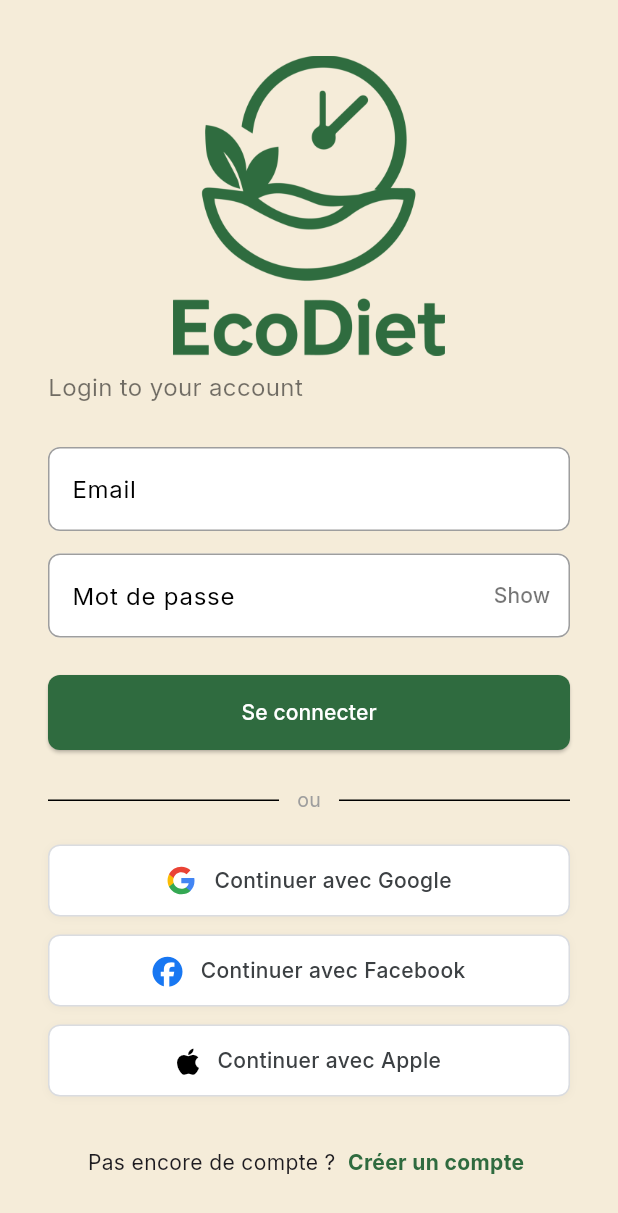
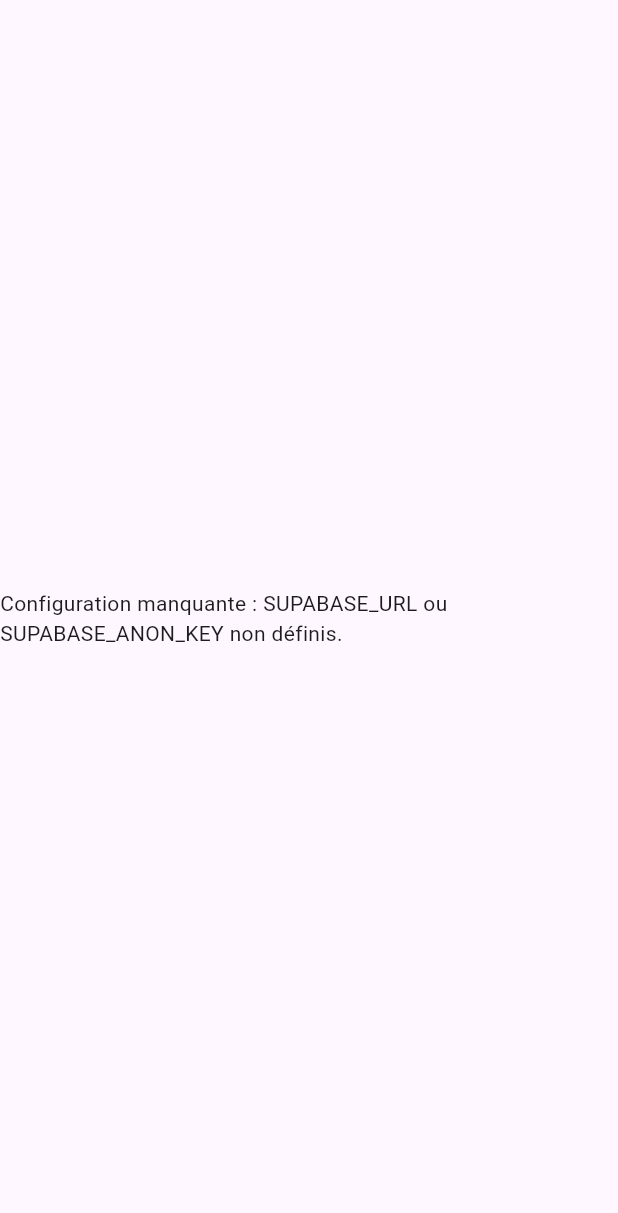
Before and after one commit to EcoDiet/ecodiet_web, a Flutter app: the screen it shows after launch, on a phone screen of 412 x 824 dp. Shown: the top 1213 px of the screen. Run offline on Flutter 3.47's test engine with Material 3 defaults, Android fonts, the phone set to English and light mode, and no system bars; our stand-ins replace cached_network_image, email_validator, flutter_svg, font_awesome_flutter, google_fonts, logger and 1 more; accounts and stored records are empty.

Commit message:
show error if supabase env vars missing

```diff
--- a/lib/main.dart
+++ b/lib/main.dart
@@ -23,21 +23,32 @@
 void main() async {
   WidgetsFlutterBinding.ensureInitialized();
 
-  // Initialiser Supabase
-  await Supabase.initialize(
-    url: const String.fromEnvironment('SUPABASE_URL'),
-    anonKey: const String.fromEnvironment('SUPABASE_ANON_KEY'),
-  );
+  const supabaseUrl = String.fromEnvironment('SUPABASE_URL');
+  const supabaseAnonKey = String.fromEnvironment('SUPABASE_ANON_KEY');
 
-  // Initialiser sqflite pour le web
-
-  // Initialiser la base de données avec les données CSV au premier lancement
-  try {
-  } catch (e) {
-    logger.w('Base de données déjà initialisée ou erreur: $e');
+  if (supabaseUrl.isEmpty || supabaseAnonKey.isEmpty) {
+    runApp(const _ConfigErrorApp());
+    return;
   }
 
+  await Supabase.initialize(url: supabaseUrl, anonKey: supabaseAnonKey);
+
   runApp(const MyApp());
+}
+
+class _ConfigErrorApp extends StatelessWidget {
+  const _ConfigErrorApp();
+
+  @override
+  Widget build(BuildContext context) {
+    return const MaterialApp(
+      home: Scaffold(
+        body: Center(
+          child: Text('Configuration manquante : SUPABASE_URL ou SUPABASE_ANON_KEY non définis.'),
+        ),
+      ),
+    );
+  }
 }
 
 class MyApp extends StatelessWidget {
```
